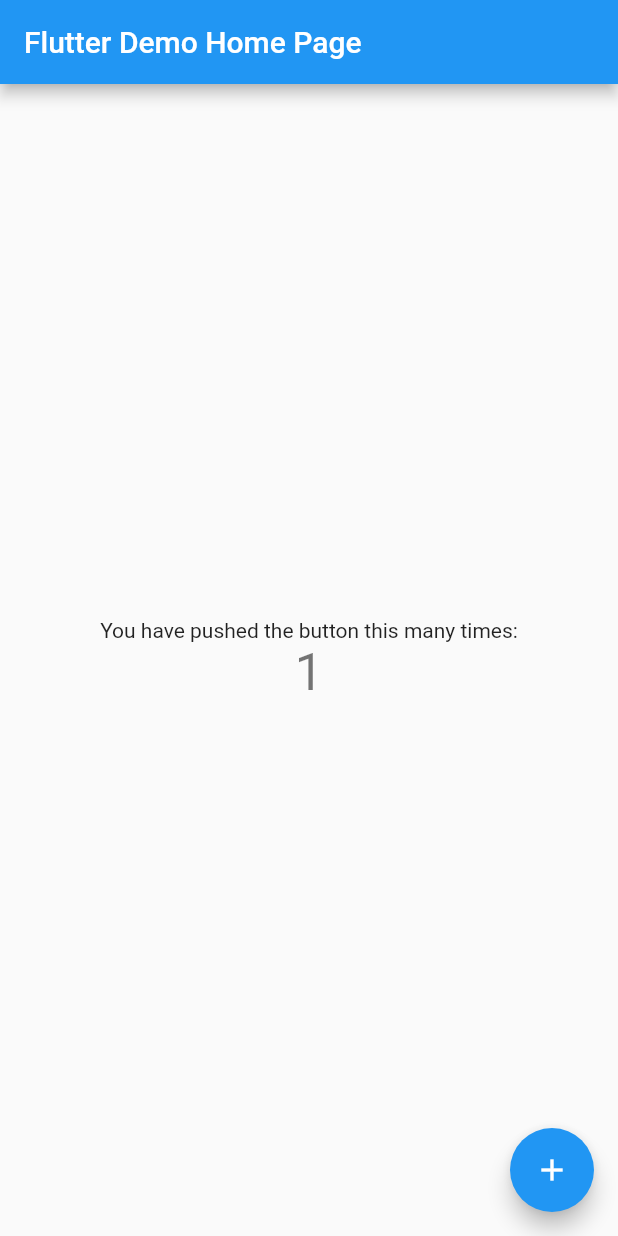
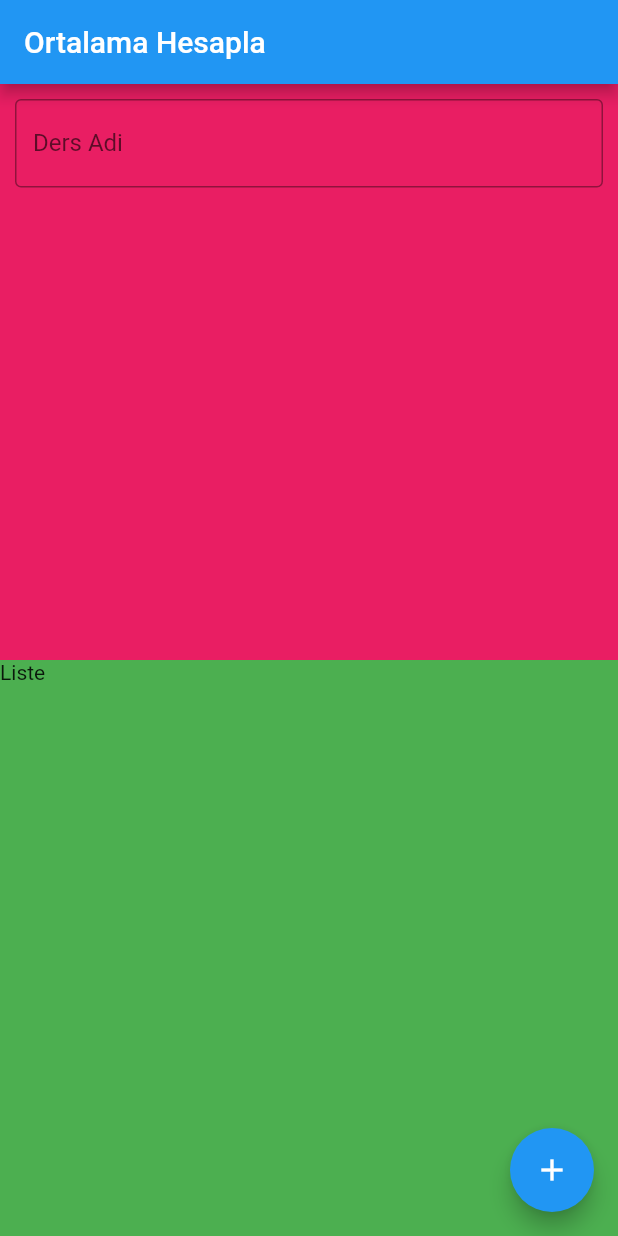
Before and after one commit to mustafauys/Average-Calculation, a Flutter app: the screen it shows after launch, after a tap on the "add" icon, on a phone screen of 412 x 824 dp. Run offline on Flutter 3.47's test engine with Material 2 defaults, Android fonts, the phone set to English and light mode, and no system bars.

Commit message:
General Preparations and Establishment of Infrastructure

```diff
--- a/lib/main.dart
+++ b/lib/main.dart
@@ -1,3 +1,4 @@
+import 'package:flutter/cupertino.dart';
 import 'package:flutter/material.dart';
 
 void main() {
@@ -5,113 +6,81 @@ void main() {
 }
 
 class MyApp extends StatelessWidget {
-  // This widget is the root of your application.
+
   @override
   Widget build(BuildContext context) {
     return MaterialApp(
       title: 'Flutter Demo',
       theme: ThemeData(
-        // This is the theme of your application.
-        //
-        // Try running your application with "flutter run". You'll see the
-        // application has a blue toolbar. Then, without quitting the app, try
-        // changing the primarySwatch below to Colors.green and then invoke
-        // "hot reload" (press "r" in the console where you ran "flutter run",
-        // or simply save your changes to "hot reload" in a Flutter IDE).
-        // Notice that the counter didn't reset back to zero; the application
-        // is not restarted.
+
         primarySwatch: Colors.blue,
-        // This makes the visual density adapt to the platform that you run
-        // the app on. For desktop platforms, the controls will be smaller and
-        // closer together (more dense) than on mobile platforms.
+
         visualDensity: VisualDensity.adaptivePlatformDensity,
       ),
-      home: MyHomePage(title: 'Flutter Demo Home Page'),
+      home: MyHomePage(),
     );
   }
 }
 
 class MyHomePage extends StatefulWidget {
-  MyHomePage({Key key, this.title}) : super(key: key);
-
-  // This widget is the home page of your application. It is stateful, meaning
-  // that it has a State object (defined below) that contains fields that affect
-  // how it looks.
-
-  // This class is the configuration for the state. It holds the values (in this
-  // case the title) provided by the parent (in this case the App widget) and
-  // used by the build method of the State. Fields in a Widget subclass are
-  // always marked "final".
-
-  final String title;
-
   @override
   _MyHomePageState createState() => _MyHomePageState();
 }
 
 class _MyHomePageState extends State<MyHomePage> {
-  int _counter = 0;
 
-  void _incrementCounter() {
-    setState(() {
-      // This call to setState tells the Flutter framework that something has
-      // changed in this State, which causes it to rerun the build method below
-      // so that the display can reflect the updated values. If we changed
-      // _counter without calling setState(), then the build method would not be
-      // called again, and so nothing would appear to happen.
-      _counter++;
-    });
-  }
+  String dersAdi;
 
   @override
   Widget build(BuildContext context) {
-    // This method is rerun every time setState is called, for instance as done
-    // by the _incrementCounter method above.
-    //
-    // The Flutter framework has been optimized to make rerunning build methods
-    // fast, so that you can just rebuild anything that needs updating rather
-    // than having to individually change instances of widgets.
     return Scaffold(
-      appBar: AppBar(
-        // Here we take the value from the MyHomePage object that was created by
-        // the App.build method, and use it to set our appbar title.
-        title: Text(widget.title),
+        appBar: AppBar(title: Text("Ortalama Hesapla"),),
+        floatingActionButton: FloatingActionButton(onPressed: () {
+
+        }, child: Icon(Icons.add),),
+        body: uygulamaGovdesi(),
+    );
+  }
+
+  Widget uygulamaGovdesi() {
+    return Container(
+      child: Column(
+        crossAxisAlignment: CrossAxisAlignment.stretch,
+        children: <Widget>[
+
+          //STATIC FORMU TUTAN CONTAINER
+          Expanded(child: Container(
+            padding: EdgeInsets.all(10),
+            color: Colors.pink, child: Form(child: Column(
+            children: <Widget>[
+
+              TextFormField(
+                decoration: InputDecoration(
+                  labelText: "Ders Adi",
+                  hintText: "Ders adını giriniz",
+                  border: OutlineInputBorder(),
+                ),
+                validator: (girilenDeger) {
+                  if (girilenDeger.length > 0) {
+                    return null;
+                  } else return "Ders adı boş olamaz.";
+                },
+                onSaved: (kaydedilecekDeger) {
+                  dersAdi = kaydedilecekDeger;
+                },
+              ),
+
+            ],
+          ),),),),
+
+          //DINAMIK LISTE TUTAN CONTAINER
+          Expanded(
+            child: Container(color: Colors.green, child: Text("Liste"),),),
+
+        ],
       ),
-      body: Center(
-        // Center is a layout widget. It takes a single child and positions it
-        // in the middle of the parent.
-        child: Column(
-          // Column is also a layout widget. It takes a list of children and
-          // arranges them vertically. By default, it sizes itself to fit its
-          // children horizontally, and tries to be as tall as its parent.
-          //
-          // Invoke "debug painting" (press "p" in the console, choose the
-          // "Toggle Debug Paint" action from the Flutter Inspector in Android
-          // Studio, or the "Toggle Debug Paint" command in Visual Studio Code)
-          // to see the wireframe for each widget.
-          //
-          // Column has various properties to control how it sizes itself and
-          // how it positions its children. Here we use mainAxisAlignment to
-          // center the children vertically; the main axis here is the vertical
-          // axis because Columns are vertical (the cross axis would be
-          // horizontal).
-          mainAxisAlignment: MainAxisAlignment.center,
-          children: <Widget>[
-            Text(
-              'You have pushed the button this many times:',
-            ),
-            Text(
-              '$_counter',
-              style: Theme.of(context).textTheme.headline4,
-            ),
-          ],
-        ),
-      ),
-      floatingActionButton: FloatingActionButton(
-        onPressed: _incrementCounter,
-        tooltip: 'Increment',
-        child: Icon(Icons.add),
-      ), // This trailing comma makes auto-formatting nicer for build methods.
+
+
     );
   }
 }
```
